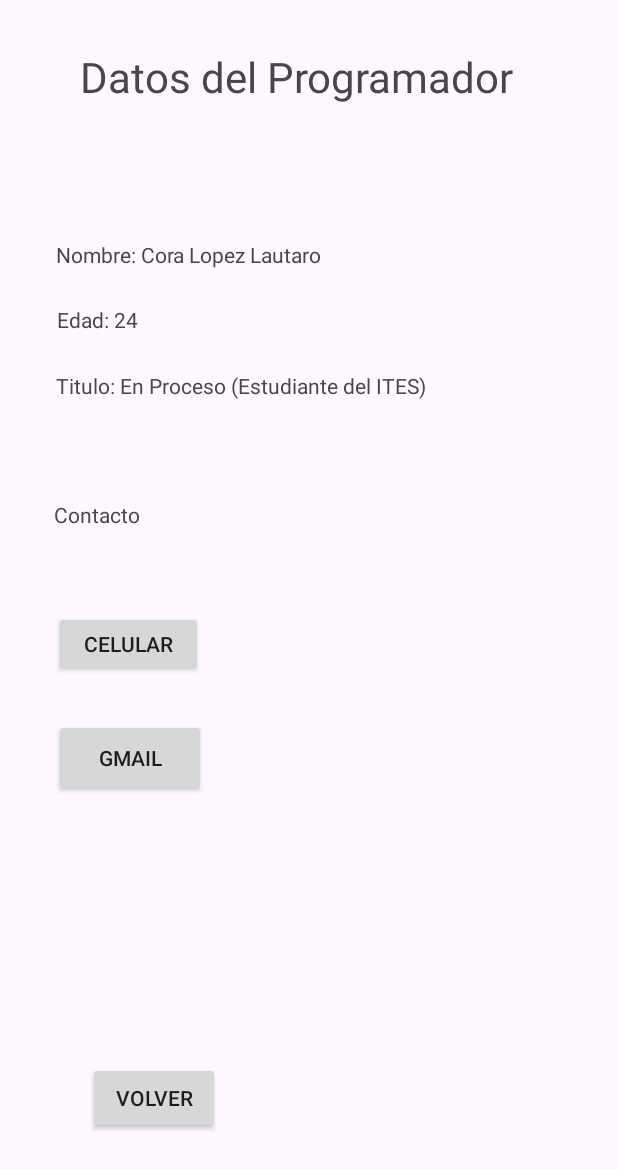
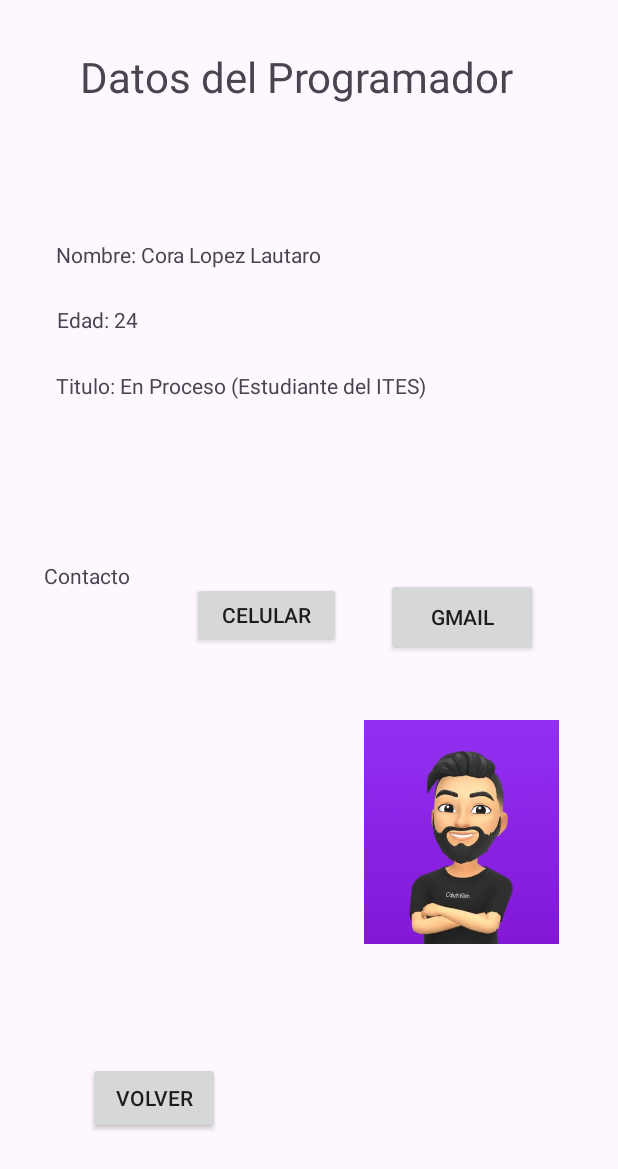
Before and after one commit to Lautarolope/MyApplication2, an Android app: the TercerActivity screen opened directly, with no data from a screen before it, on a phone screen of 412 x 824 dp. Shown: the top 1169 px of the screen. Run offline under Robolectric (Android 15) with nearby library versions, the phone set to English and light mode, and no system bars.

Commit message:
ultima modificacion 05/05 ultima modificacion 06/05

```diff
--- a/app/src/main/res/layout/activity_tercer.xml
+++ b/app/src/main/res/layout/activity_tercer.xml
@@ -10,11 +10,13 @@
         android:id="@+id/btncontacto"
         android:layout_width="99dp"
         android:layout_height="44dp"
-        android:layout_marginStart="36dp"
-        android:layout_marginTop="124dp"
+        android:layout_marginStart="128dp"
+        android:layout_marginBottom="48dp"
         android:text="@string/CELULAR"
+        app:layout_constraintBottom_toTopOf="@+id/imageView4"
         app:layout_constraintStart_toStartOf="parent"
-        app:layout_constraintTop_toBottomOf="@+id/textView7" />
+        app:layout_constraintTop_toBottomOf="@+id/textView7"
+        app:layout_constraintVertical_bias="1.0" />
 
     <Button
         android:id="@+id/btnpantallaprincipal"
@@ -71,35 +73,43 @@
         app:layout_constraintStart_toStartOf="parent"
         app:layout_constraintTop_toBottomOf="@+id/textView6" />
 
-    <ImageView
-        android:id="@+id/imageView2"
-        android:layout_width="227dp"
-        android:layout_height="309dp"
-        app:layout_constraintBottom_toBottomOf="parent"
-        app:layout_constraintEnd_toEndOf="parent"
-        app:layout_constraintHorizontal_bias="0.913"
-        app:layout_constraintStart_toStartOf="parent"
-        app:layout_constraintTop_toBottomOf="@+id/textView7"
-        app:layout_constraintVertical_bias="0.165"
-        app:srcCompat="@drawable/ced18120_11b1_49e5_bece_c66b177a455d" />
-
     <Button
         android:id="@+id/btngmailprogramador"
         android:layout_width="101dp"
         android:layout_height="52dp"
-        android:layout_marginStart="36dp"
-        android:layout_marginTop="28dp"
+        android:layout_marginEnd="24dp"
         android:text="@string/GMAIL"
-        app:layout_constraintStart_toStartOf="parent"
-        app:layout_constraintTop_toBottomOf="@+id/btncontacto" />
+        app:layout_constraintBottom_toBottomOf="parent"
+        app:layout_constraintEnd_toEndOf="parent"
+        app:layout_constraintHorizontal_bias="0.508"
+        app:layout_constraintStart_toEndOf="@+id/btncontacto"
+        app:layout_constraintTop_toTopOf="parent"
+        app:layout_constraintVertical_bias="0.499" />
 
     <TextView
         android:id="@+id/textView8"
         android:layout_width="75dp"
         android:layout_height="38dp"
-        android:layout_marginStart="36dp"
-        android:layout_marginBottom="36dp"
+        android:layout_marginTop="44dp"
+        android:layout_marginBottom="249dp"
         android:text="@string/CONTACTO"
-        app:layout_constraintBottom_toTopOf="@+id/btncontacto"
-        app:layout_constraintStart_toStartOf="parent" />
+        app:layout_constraintBottom_toTopOf="@+id/btnpantallaprincipal"
+        app:layout_constraintEnd_toEndOf="parent"
+        app:layout_constraintEnd_toStartOf="@+id/btncontacto"
+        app:layout_constraintHorizontal_bias="0.552"
+        app:layout_constraintStart_toStartOf="parent"
+        app:layout_constraintTop_toBottomOf="@+id/textView7" />
+
+    <ImageView
+        android:id="@+id/imageView4"
+        android:layout_width="158dp"
+        android:layout_height="149dp"
+        android:src="@drawable/avatar"
+        app:layout_constraintBottom_toBottomOf="parent"
+        app:layout_constraintEnd_toEndOf="parent"
+        app:layout_constraintHorizontal_bias="0.901"
+        app:layout_constraintStart_toStartOf="parent"
+        app:layout_constraintTop_toTopOf="parent"
+        app:layout_constraintVertical_bias="0.711" />
+
 </androidx.constraintlayout.widget.ConstraintLayout>
```
Also changed, not shown: app/src/main/res/layout/activity_segunda.xml (+27 -20 lines), app/src/main/res/drawable/avatar.jpg (added), app/src/main/res/drawable/ced18120_11b1_49e5_bece_c66b177a455d.jpg (deleted), app/src/main/res/drawable/cocacola.jpg (renamed from app/src/main/res/drawable/descargar.jpg), app/src/main/res/drawable/gmailfoto.jpg (deleted), app/src/main/res/drawable/sin_t_tulo.png (deleted), app/src/main/res/drawable/telefono.jpg (deleted).
